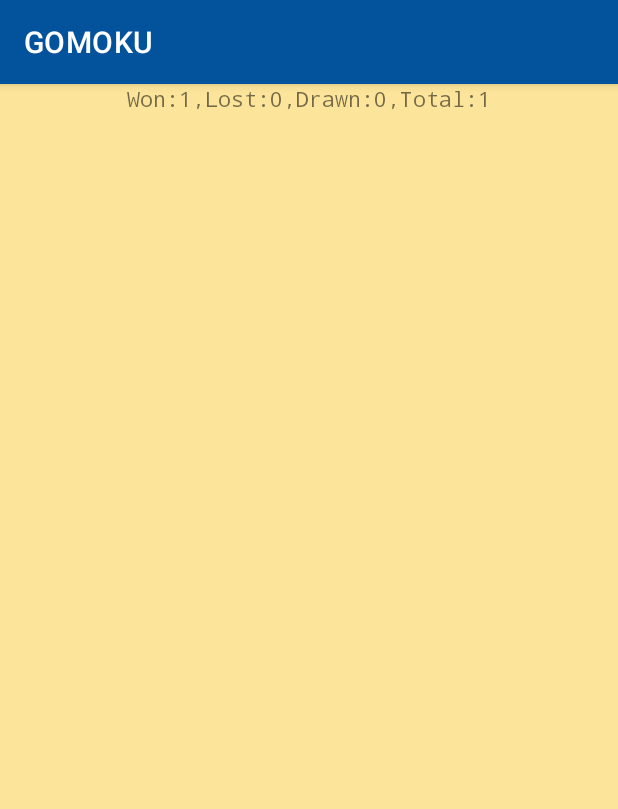
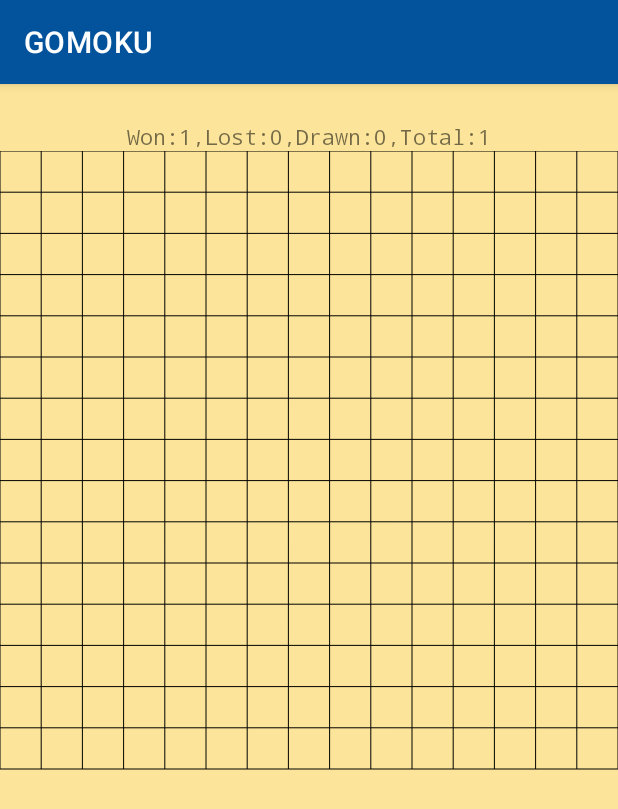
Before and after one commit to aishwaryapaithankar/gomoku, an Android app: the GameActivity screen opened directly, with no data from a screen before it, on a phone screen of 412 x 824 dp. Shown: the top 809 px of the screen. Run offline under Robolectric (Android 15) with nearby library versions, the phone set to English and light mode, and no system bars; network calls fail; Roboto replaces fonts that are not available here; 1 statement that could not run was skipped.

Commit message:
Added BoardView + custom attributes

```diff
--- a/app/src/main/java/com/ooad/gomoku/ui/HostActivity.kt
+++ b/app/src/main/java/com/ooad/gomoku/ui/HostActivity.kt
@@ -7,6 +7,7 @@ import android.widget.ProgressBar
 import android.widget.TextView
 import androidx.appcompat.app.AppCompatActivity
 import androidx.core.view.isVisible
+import com.ooad.gomoku.GomokuApp
 import com.ooad.gomoku.R
 import com.ooad.gomoku.network.ConnectionManager
 
@@ -24,6 +25,7 @@ class HostActivity : AppCompatActivity() {
         }
 
         connManager = ConnectionManager(this)
+        (application as GomokuApp).connManager = connManager
 
         val createButton = findViewById<Button>(R.id.create_game_button)
         createButton.setOnClickListener {
--- /dev/null
+++ b/app/src/main/java/com/ooad/gomoku/ui/view/BoardView.kt
@@ -0,0 +1,60 @@
+package com.ooad.gomoku.ui.view
+
+import android.content.Context
+import android.graphics.Canvas
+import android.graphics.Color
+import android.graphics.Paint
+import android.util.AttributeSet
+import android.util.Log
+import android.view.View
+import com.ooad.gomoku.R
+import kotlin.math.min
+
+class BoardView(context: Context, attrs: AttributeSet) : View(context, attrs) {
+
+    private var boardSize: Int
+    private var boardMeasure: Float
+    private var boardLen: Int = 0
+    private var boardLinePaint: Paint
+
+    init {
+        context.theme.obtainStyledAttributes(attrs, R.styleable.BoardView, 0, 0).apply {
+            try {
+                boardSize = getInteger(R.styleable.BoardView_size, 0)
+                boardMeasure = getDimension(R.styleable.BoardView_measure, 0f)
+            } finally {
+                recycle()
+            }
+        }
+
+        boardLinePaint = Paint(Paint.ANTI_ALIAS_FLAG).apply {
+            color = Color.BLACK
+        }
+    }
+
+    override fun onDraw(canvas: Canvas) {
+        super.onDraw(canvas)
+        drawLines(canvas)
+    }
+
+    private fun drawLines(canvas: Canvas) {
+        var x = 0f
+        var y = 0f
+        for (i in 0..boardSize) {
+            // vertical lines
+            canvas.drawLine(x, 0f, x, boardLen.toFloat(), boardLinePaint)
+            x += boardLen.toFloat() / boardSize
+            // horizontal lines
+            canvas.drawLine(0f, y, boardLen.toFloat(), y, boardLinePaint)
+            y  += boardLen.toFloat() / boardSize
+        }
+    }
+
+    override fun onSizeChanged(w: Int, h: Int, oldw: Int, oldh: Int) {
+        super.onSizeChanged(w, h, oldw, oldh)
+        Log.i(TAG, "onSizeChanged: w=$w, h=$h")
+        boardLen = min(w, h)
+    }
+}
+
+private const val TAG = "BoardView"
--- a/app/src/main/res/layout/activity_game.xml
+++ b/app/src/main/res/layout/activity_game.xml
@@ -12,6 +12,15 @@
         android:layout_height="wrap_content"
         android:layout_marginTop="25dp"
         android:textAlignment="center"
+        app:layout_constraintTop_toTopOf="parent"
         />
 
+    <com.ooad.gomoku.ui.view.BoardView
+        android:id="@+id/board"
+        android:layout_width="match_parent"
+        android:layout_height="wrap_content"
+        app:size="15"
+        app:measure="150dp"
+        app:layout_constraintTop_toBottomOf="@id/result_display" />
+
 </androidx.constraintlayout.widget.ConstraintLayout>
--- /dev/null
+++ b/app/src/main/res/values/attrs.xml
@@ -0,0 +1,7 @@
+<?xml version="1.0" encoding="utf-8"?>
+<resources>
+    <declare-styleable name="BoardView">
+        <attr name="size" format="integer" />
+        <attr name="measure" format="dimension" />
+    </declare-styleable>
+</resources>
```
